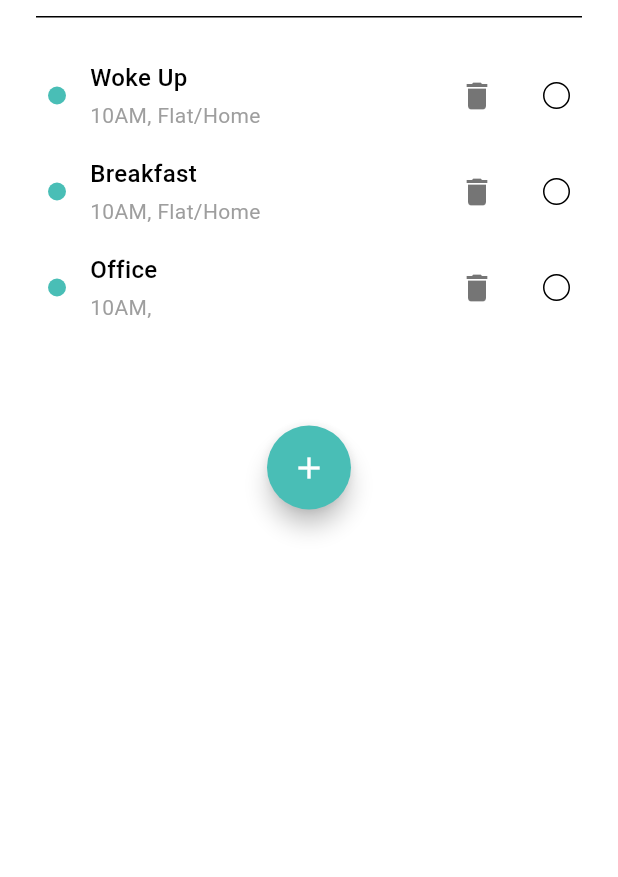
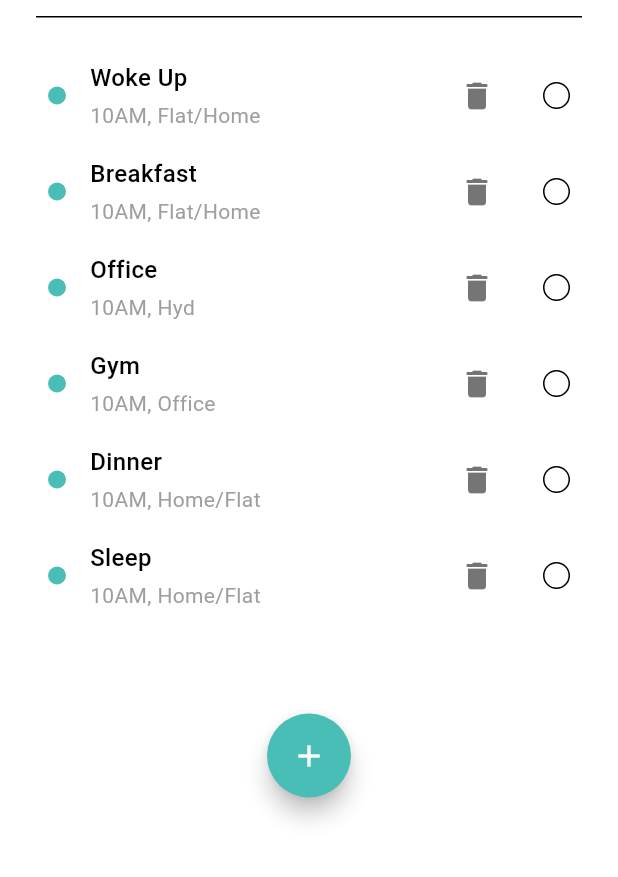
Before and after one commit to rajat-bisht-zzz/todo_app, a Flutter app: the screen it shows after launch, on a phone screen of 412 x 824 dp, the part 359-1236 px from its top. Run offline on Flutter 3.47's test engine with Material 3 defaults, Android fonts, the phone set to English and light mode, and no system bars; our stand-ins replace bloc, equatable, flutter_bloc.

Commit message:
Create predefined todos

```diff
--- /dev/null
+++ b/lib/src/models/predefined_todos.dart
@@ -0,0 +1,46 @@
+import 'todo_model.dart';
+
+List<Todo> predefinedTasks = [
+  Todo(
+    id: '1',
+    desc: 'Woke Up',
+    time: DateTime.now(),
+    place: 'Flat/Home',
+    reminder: 1,
+  ),
+  Todo(
+    id: '2',
+    desc: 'Breakfast',
+    time: DateTime.now(),
+    place: 'Flat/Home',
+    reminder: 1,
+  ),
+  Todo(
+    id: '3',
+    desc: 'Office',
+    time: DateTime.now(),
+    place: 'Hyd',
+    reminder: 1,
+  ),
+  Todo(
+    id: '4',
+    desc: 'Gym',
+    time: DateTime.now(),
+    place: 'Office',
+    reminder: 1,
+  ),
+  Todo(
+    id: '5',
+    desc: 'Dinner',
+    time: DateTime.now(),
+    place: 'Home/Flat',
+    reminder: 1,
+  ),
+  Todo(
+    id: '6',
+    desc: 'Sleep',
+    time: DateTime.now(),
+    place: 'Home/Flat',
+    reminder: 1,
+  ),
+];
--- a/lib/src/user_interface/todo_list/todo_items/todo_items.dart
+++ b/lib/src/user_interface/todo_list/todo_items/todo_items.dart
@@ -3,6 +3,7 @@ import 'package:flutter_bloc/flutter_bloc.dart';
 import 'package:intl/intl.dart'; // Import intl package
 import 'package:todo_app/src/models/todo_model.dart';
 import 'package:todo_app/src/user_interface/todo_list/todo_list_bloc.dart';
+import 'package:todo_app/src/utilities/date_input.dart';
 import 'package:todo_app/src/widgets/primary_checkbox.dart';
 
 class TodoItems extends StatelessWidget {
@@ -45,7 +46,7 @@ class TodoItems extends StatelessWidget {
                 ),
                 const SizedBox(height: 4.0),
                 Text(
-                  '$timeFormatted, ${todo.place}',
+                  '${getFormattedTime(todo.time)}, ${todo.place}',
                   style: TextStyle(
                     fontSize: 14.0,
                     color: Colors.grey,
--- a/lib/src/user_interface/todo_list/todo_list_bloc.dart
+++ b/lib/src/user_interface/todo_list/todo_list_bloc.dart
@@ -1,5 +1,6 @@
 import 'package:bloc/bloc.dart';
 import 'package:equatable/equatable.dart';
+import 'package:todo_app/src/models/predefined_todos.dart';
 import 'package:todo_app/src/models/todo_model.dart';
 
 part 'todo_list_event.dart';
--- a/lib/src/user_interface/todo_list/todo_list_state.dart
+++ b/lib/src/user_interface/todo_list/todo_list_state.dart
@@ -7,11 +7,7 @@ class TodoListState extends Equatable {
   });
 
   factory TodoListState.initial() {
-    return TodoListState(todos: [
-      Todo(id: '1', desc: 'Woke Up', time: DateTime.now(), place: 'Flat/Home', reminder: 1),
-      Todo(id: '2', desc: 'Breakfast', time: DateTime.now(), place: 'Flat/Home', reminder: 1),
-      Todo(id: '3', desc: 'Office', time: DateTime.now(), place: '', reminder: 1),
-    ]);
+    return TodoListState(todos: predefinedTasks);
   }
 
   @override
--- /dev/null
+++ b/lib/src/utilities/date_input.dart
@@ -0,0 +1,14 @@
+import 'package:intl/intl.dart';
+
+String getFormattedTime(DateTime time) {
+  return DateFormat('ha')
+      .format(
+        DateTime(
+          time.year,
+          time.month,
+          time.day,
+          time.hour,
+        ),
+      )
+      .replaceAll(' ', '');
+}
```
